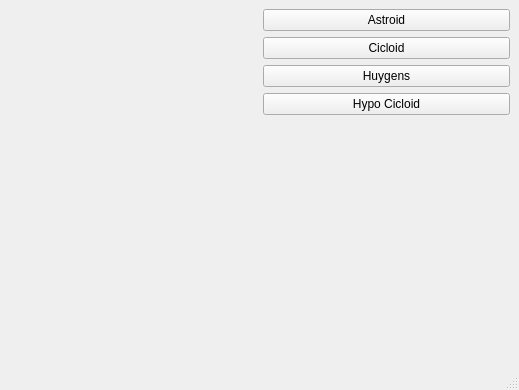
Before: the Qt Designer form mainwindow.ui in co993/QTPTK3CPP, drawn with Qt 5.
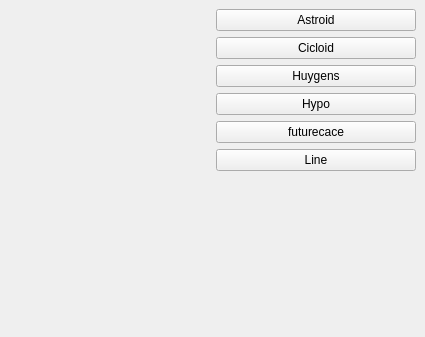
After: the same form once the commit is applied. Custom widgets are drawn as their Qt base class.

Patch:
```diff
--- a/mainwindow.ui
+++ b/mainwindow.ui
@@ -6,16 +6,14 @@
    <rect>
     <x>0</x>
     <y>0</y>
-    <width>519</width>
-    <height>390</height>
+    <width>425</width>
+    <height>337</height>
    </rect>
   </property>
   <property name="windowTitle">
    <string>MainWindow</string>
   </property>
   <widget class="QWidget" name="centralwidget">
-   <layout class="QGridLayout" name="gridLayout">
-    <item row="0" column="0">
      <layout class="QHBoxLayout" name="horizontalLayout">
       <item>
        <widget class="RenderArea" name="renderArea" native="true"/>
@@ -46,7 +44,21 @@
         <item>
          <widget class="QPushButton" name="btnHypo">
           <property name="text">
-           <string>Hypo Cicloid</string>
+         <string>Hypo</string>
+        </property>
+       </widget>
+      </item>
+      <item>
+       <widget class="QPushButton" name="btn_futurecave">
+        <property name="text">
+         <string>futurecace</string>
+        </property>
+       </widget>
+      </item>
+      <item>
+       <widget class="QPushButton" name="btnLine">
+        <property name="text">
+         <string>Line</string>
           </property>
          </widget>
         </item>
@@ -58,7 +70,7 @@
           <property name="sizeHint" stdset="0">
            <size>
             <width>20</width>
-            <height>38</height>
+          <height>40</height>
            </size>
           </property>
          </spacer>
@@ -66,10 +78,7 @@
        </layout>
       </item>
      </layout>
-    </item>
-   </layout>
   </widget>
-  <widget class="QStatusBar" name="statusbar"/>
  </widget>
  <customwidgets>
   <customwidget>
```
Left out of the diff: 2 changed lines with no effect on the pictures. Lines whose indentation alone changed are shown as unchanged.
